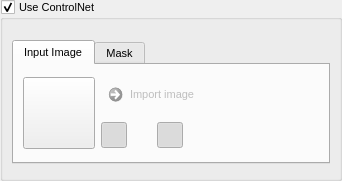
Qt form src/airunner/widgets/controlnet_settings/templates/controlnet_settings.ui (Capsize-Games/airunner) before a commit.
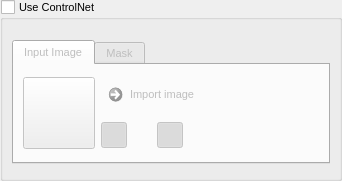
The same form after that commit. Icons and pictures are not drawn. Custom widgets are drawn as their Qt base class.

```diff
--- a/src/airunner/widgets/controlnet_settings/templates/controlnet_settings.ui
+++ b/src/airunner/widgets/controlnet_settings/templates/controlnet_settings.ui
@@ -65,6 +65,9 @@
      <property name="checkable">
       <bool>true</bool>
      </property>
+     <property name="checked">
+      <bool>false</bool>
+     </property>
      <layout class="QGridLayout" name="gridLayout_5">
       <property name="leftMargin">
        <number>9</number>
```
Left out of the diff: 44 changed lines with no effect on the pictures.
